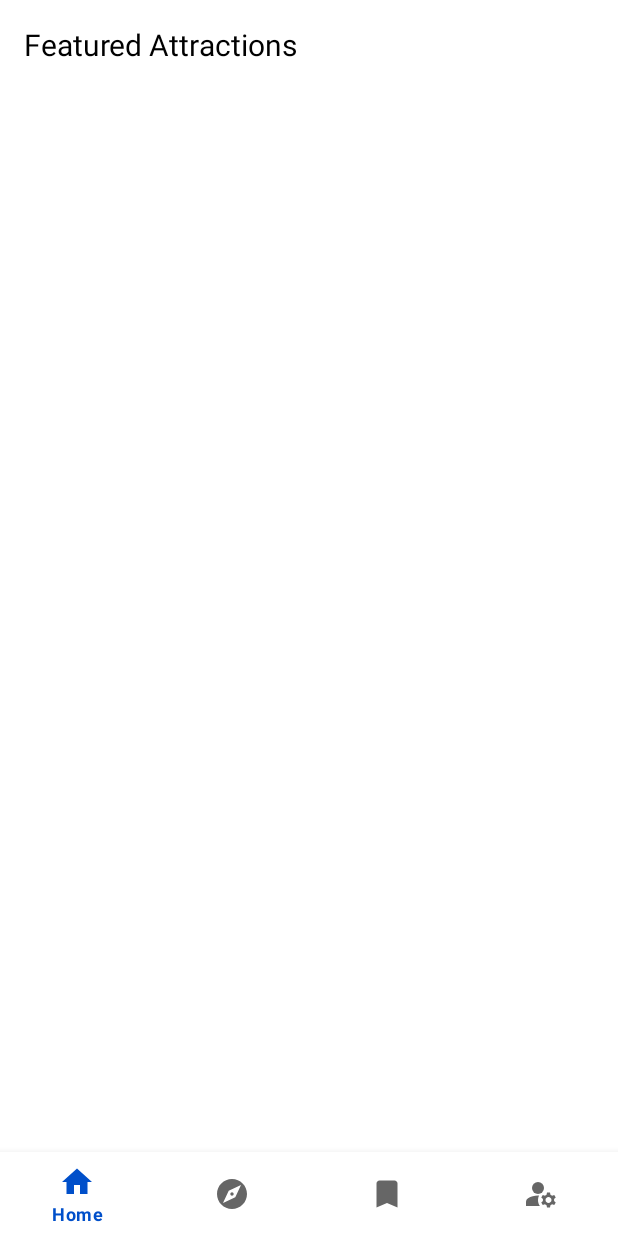
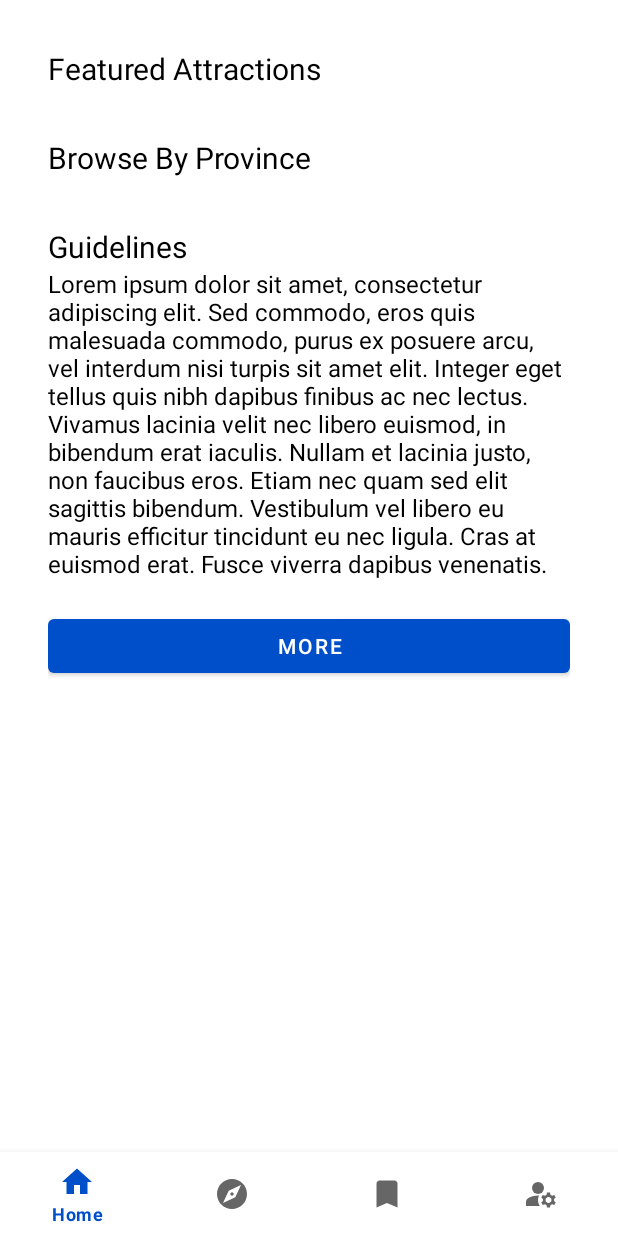
Before and after one commit to Ericko444/Projet-android-m1-p10-android, an Android app: the screen it shows after launch (MainActivity), on a phone screen of 412 x 824 dp. Run offline under Robolectric (Android 15) with nearby library versions, the phone set to English and light mode, and no system bars; our stand-ins replace Picasso; pictures from the network do not load; 2 statements that could not run were skipped.

Commit message:
Par province / Termes

```diff
--- a/app/src/main/java/mg/itu/projetm1/interfaces/PlaceInterface.java
+++ b/app/src/main/java/mg/itu/projetm1/interfaces/PlaceInterface.java
@@ -8,6 +8,9 @@ import retrofit2.http.GET;
 
 public interface PlaceInterface {
 
-    @GET("/api/places")
-    Call<List<Place>> getPlaces();
+    @GET("/api/recommendations")
+    Call<List<Place>> getPlacesRecommendation();
+
+    @GET("/api/parprovinces")
+    Call<List<Place>> getPlacesParProvince();
 }
--- a/app/src/main/java/mg/itu/projetm1/vues/HomeFragment.java
+++ b/app/src/main/java/mg/itu/projetm1/vues/HomeFragment.java
@@ -38,11 +38,15 @@ public class HomeFragment extends Fragment {
     private String mParam1;
     private String mParam2;
 
-    private RecyclerView recyclerView;
+    private RecyclerView recyclerViewRecommendation;
+    private RecyclerView recyclerViewParProvince;
 
-    private ArrayList<Place> dataSource;
+    private ArrayList<Place> dataRecommendations;
+    private ArrayList<Place> dataParProvince;
     private LinearLayoutManager linearLayoutManager;
-    private PlaceItemAdapter placeItemAdapter;
+    private LinearLayoutManager linearLayoutManager2;
+    private PlaceItemAdapter placeItemAdapterRecommendation;
+    private PlaceItemAdapter placeItemAdapterParProvince;
 
     public HomeFragment() {
         // Required empty public constructor
@@ -78,27 +82,52 @@ public class HomeFragment extends Fragment {
     @Override
     public View onCreateView(LayoutInflater inflater, ViewGroup container,
                              Bundle savedInstanceState) {
-        dataSource = new ArrayList<Place>();
+        dataRecommendations = new ArrayList<Place>();
+        dataParProvince = new ArrayList<Place>();
 
         View rootView = inflater.inflate(R.layout.fragment_home, container, false);
-        recyclerView = rootView.findViewById(R.id.recommendations);
+        recyclerViewRecommendation = rootView.findViewById(R.id.recommendations);
+        recyclerViewParProvince = rootView.findViewById(R.id.par_province);
         linearLayoutManager = new LinearLayoutManager(getActivity(), LinearLayoutManager.HORIZONTAL, false);
-        recyclerView.setLayoutManager(linearLayoutManager);
-        placeItemAdapter = new PlaceItemAdapter(dataSource, getActivity());
-        recyclerView.setAdapter(placeItemAdapter);
+        linearLayoutManager2 = new LinearLayoutManager(getActivity(), LinearLayoutManager.HORIZONTAL, false);
+        recyclerViewRecommendation.setLayoutManager(linearLayoutManager);
+        recyclerViewParProvince.setLayoutManager(linearLayoutManager2);
+        placeItemAdapterRecommendation = new PlaceItemAdapter(dataRecommendations, getActivity());
+        placeItemAdapterParProvince = new PlaceItemAdapter(dataParProvince, getActivity());
+        recyclerViewRecommendation.setAdapter(placeItemAdapterRecommendation);
+        recyclerViewParProvince.setAdapter(placeItemAdapterParProvince);
 
-        fetchPlaces();
+        fetchPlacesRecommendation();
+        fetchPlacesParProvince();
         // Inflate the layout for this fragment
         return rootView;
     }
 
-    private void fetchPlaces(){
-        RetrofitClient.getRetrofitClient().getPlaces().enqueue(new Callback<List<Place>>() {
+    private void fetchPlacesRecommendation(){
+        RetrofitClient.getRetrofitClient().getPlacesRecommendation().enqueue(new Callback<List<Place>>() {
             @Override
             public void onResponse(Call<List<Place>> call, Response<List<Place>> response) {
                 if(response.isSuccessful() && response.body() != null){
-                    dataSource.addAll(response.body());
-                    placeItemAdapter.notifyDataSetChanged();
+                    dataRecommendations.addAll(response.body());
+                    placeItemAdapterRecommendation.notifyDataSetChanged();
+                }
+            }
+
+            @Override
+            public void onFailure(Call<List<Place>> call, Throwable t) {
+                Toast.makeText(getActivity(), "Error "+t.getMessage(), Toast.LENGTH_LONG).show();
+                Log.d("ERROR", "onFailure: "+t.getMessage());
+            }
+        });
+    }
+
+    private void fetchPlacesParProvince(){
+        RetrofitClient.getRetrofitClient().getPlacesParProvince().enqueue(new Callback<List<Place>>() {
+            @Override
+            public void onResponse(Call<List<Place>> call, Response<List<Place>> response) {
+                if(response.isSuccessful() && response.body() != null){
+                    dataParProvince.addAll(response.body());
+                    placeItemAdapterParProvince.notifyDataSetChanged();
                 }
             }
 
--- a/app/src/main/res/layout/fragment_home.xml
+++ b/app/src/main/res/layout/fragment_home.xml
@@ -6,29 +6,86 @@
     android:background="@color/white"
     tools:context=".vues.HomeFragment">
 
+    <ScrollView
+        android:layout_width="match_parent"
+        android:layout_height="wrap_content">
         <LinearLayout
             android:layout_width="match_parent"
             android:layout_height="wrap_content"
             android:orientation="vertical"
-        android:padding="16dp"
-        >
+            android:padding="16dp">
+
+            <LinearLayout
+                android:layout_width="match_parent"
+                android:layout_height="wrap_content"
+                android:orientation="vertical"
+                android:padding="16dp">
 
                 <TextView
                     android:layout_width="wrap_content"
                     android:layout_height="wrap_content"
                     android:text="Featured Attractions"
-            android:textSize="20dp"
+                    android:textColor="@color/black"
                     android:textFontWeight="700"
-            android:textColor="@color/black"
-            />
+                    android:textSize="20dp" />
 
                 <androidx.recyclerview.widget.RecyclerView
                     android:id="@+id/recommendations"
                     android:layout_width="wrap_content"
                     android:layout_height="wrap_content"
-            android:scrollbars="horizontal"
-            />
+                    android:scrollbars="horizontal" />
+
+            </LinearLayout>
+            <LinearLayout
+                android:layout_width="match_parent"
+                android:layout_height="wrap_content"
+                android:orientation="vertical"
+                android:padding="16dp">
+
+                <TextView
+                    android:layout_width="wrap_content"
+                    android:layout_height="wrap_content"
+                    android:text="Browse By Province"
+                    android:textColor="@color/black"
+                    android:textFontWeight="700"
+                    android:textSize="20dp" />
+
+                <androidx.recyclerview.widget.RecyclerView
+                    android:id="@+id/par_province"
+                    android:layout_width="wrap_content"
+                    android:layout_height="wrap_content"
+                    android:scrollbars="horizontal" />
 
             </LinearLayout>
 
+            <LinearLayout
+                android:layout_width="match_parent"
+                android:layout_height="wrap_content"
+                android:orientation="vertical"
+                android:padding="16dp">
+                <TextView
+                    android:layout_width="wrap_content"
+                    android:layout_height="wrap_content"
+                    android:text="Guidelines"
+                    android:textColor="@color/black"
+                    android:textFontWeight="700"
+                    android:textSize="20dp" />
+
+                <TextView
+                    android:layout_width="wrap_content"
+                    android:layout_height="wrap_content"
+                    android:text="@string/guidelines"
+                    android:textColor="@color/black"
+                    android:textFontWeight="700"
+                    android:textSize="16dp" android:layout_marginBottom="20dp" />
+
+                <Button
+                    android:id="@+id/button"
+                    android:layout_width="match_parent"
+                    android:layout_height="wrap_content"
+                    android:text="More" />
+            </LinearLayout>
+        </LinearLayout>
+    </ScrollView>
+
 </FrameLayout>
--- a/app/src/main/res/values/strings.xml
+++ b/app/src/main/res/values/strings.xml
@@ -2,4 +2,5 @@
     <string name="app_name">ProjetM1</string>
     <!-- TODO: Remove or change this placeholder text -->
     <string name="hello_blank_fragment">Hello blank fragment</string>
+    <string name="guidelines">Lorem ipsum dolor sit amet, consectetur adipiscing elit. Sed commodo, eros quis malesuada commodo, purus ex posuere arcu, vel interdum nisi turpis sit amet elit. Integer eget tellus quis nibh dapibus finibus ac nec lectus. Vivamus lacinia velit nec libero euismod, in bibendum erat iaculis. Nullam et lacinia justo, non faucibus eros. Etiam nec quam sed elit sagittis bibendum. Vestibulum vel libero eu mauris efficitur tincidunt eu nec ligula. Cras at euismod erat. Fusce viverra dapibus venenatis.</string>
 </resources>
```
Lines whose indentation alone changed are shown as unchanged.
